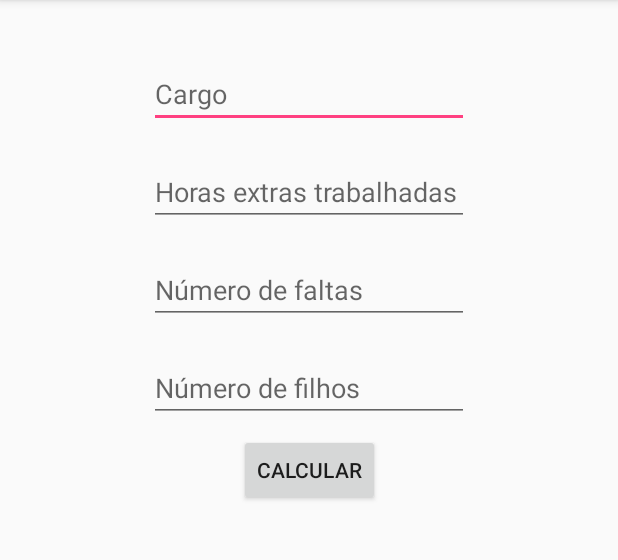
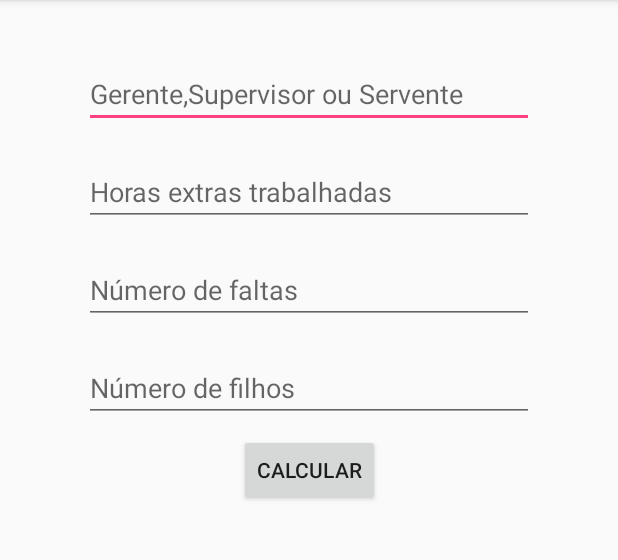
Before and after one commit to longhibianca/Trabalho01.2-2018-1, an Android app: the screen it shows after launch (MainActivity), on a phone screen of 412 x 824 dp, the part 84-644 px from its top. Run offline under Robolectric (Android 15) with nearby library versions, the phone set to English and light mode, and no system bars.

```diff
--- a/app/src/main/res/layout/activity_main.xml
+++ b/app/src/main/res/layout/activity_main.xml
@@ -8,7 +8,7 @@
 
     <EditText
         android:id="@+id/edtCargo"
-        android:layout_width="wrap_content"
+        android:layout_width="300dp"
         android:layout_height="wrap_content"
         android:layout_marginEnd="8dp"
         android:layout_marginStart="8dp"
@@ -22,7 +22,7 @@
 
     <EditText
         android:id="@+id/edtHoraExtra"
-        android:layout_width="wrap_content"
+        android:layout_width="300dp"
         android:layout_height="wrap_content"
         android:layout_marginEnd="8dp"
         android:layout_marginStart="8dp"
@@ -37,7 +37,7 @@
 
     <EditText
         android:id="@+id/edtNFaltas"
-        android:layout_width="wrap_content"
+        android:layout_width="300dp"
         android:layout_height="wrap_content"
         android:layout_marginEnd="8dp"
         android:layout_marginStart="8dp"
@@ -52,7 +52,7 @@
 
     <EditText
         android:id="@+id/edtNFilhos"
-        android:layout_width="wrap_content"
+        android:layout_width="300dp"
         android:layout_height="wrap_content"
         android:layout_marginEnd="8dp"
         android:layout_marginStart="8dp"
--- a/app/src/main/res/values/strings.xml
+++ b/app/src/main/res/values/strings.xml
@@ -4,5 +4,5 @@
     <string name="num_filhos">Número de filhos</string>
     <string name="num_faltas">Número de faltas</string>
     <string name="hora_extra">Horas extras trabalhadas</string>
-    <string name="cargo">Cargo</string>
+    <string name="cargo">Gerente,Supervisor ou Servente</string>
 </resources>
```
Also changed, not shown: app/src/main/java/br/edu/iff/pooa20181/trabalho012_2018_1/MainActivity.java (+27 -3 lines).
